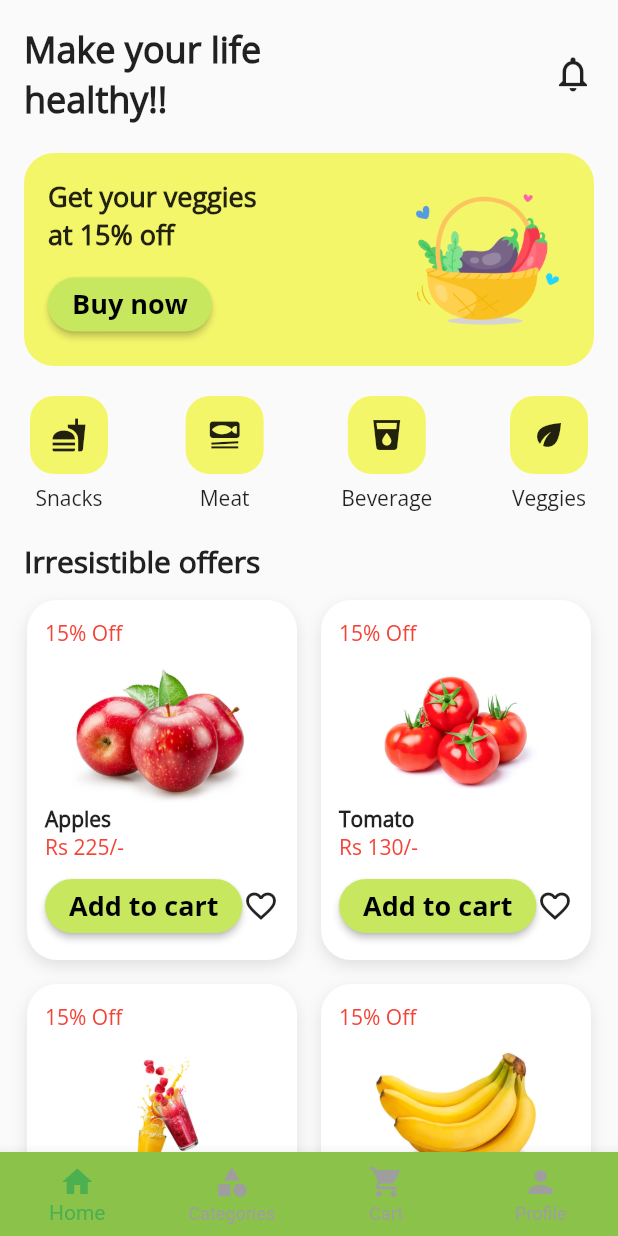
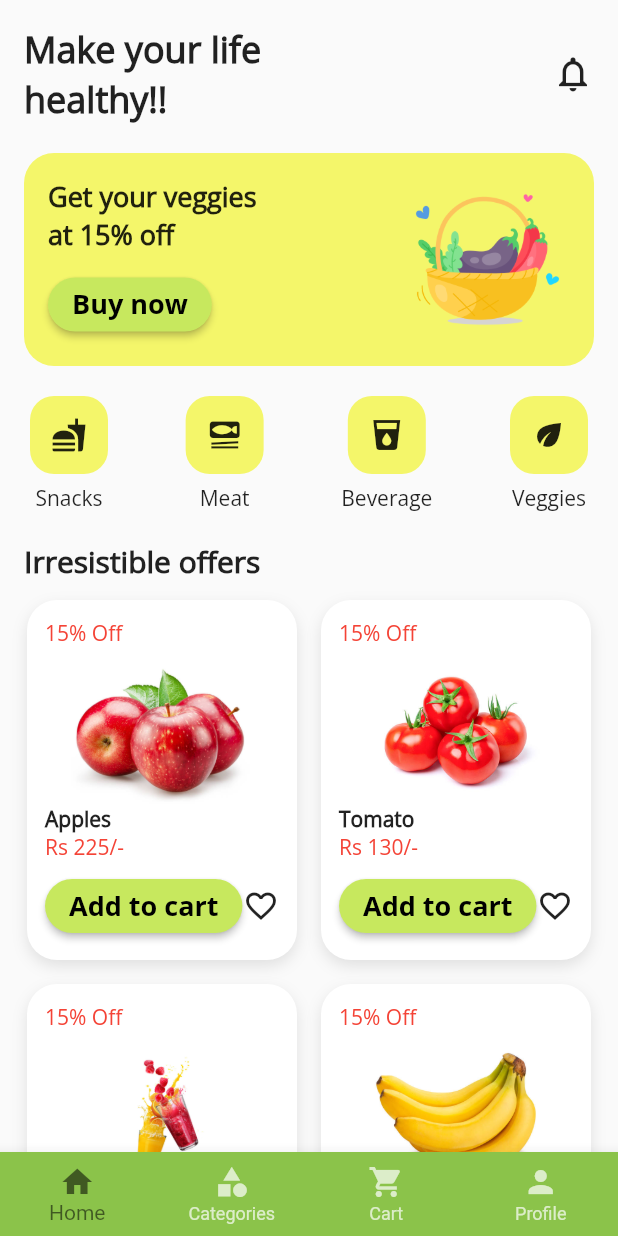
Before and after one commit to Sabyatakarki/mini_grocery_app, a Flutter app: the DashboardScreen screen opened directly, on a phone screen of 412 x 824 dp. Run offline on Flutter 3.47's test engine with Material 3 defaults, Android fonts, the phone set to English and light mode, and no system bars; our stand-ins replace connectivity_plus, dartz, dio, equatable, flutter_riverpod, flutter_secure_storage and 3 more; missing offline and left inert: dio_smart_retry; accounts and stored records are empty; Roboto replaces fonts that are missing (OpenSans-Bold, OpenSans-Regular).

Commit message:
sprint 4 code fixed

```diff
--- a/lib/screens/dashboard_screen.dart
+++ b/lib/screens/dashboard_screen.dart
@@ -24,14 +24,14 @@ class _DashboardScreenState extends State<DashboardScreen> {
   @override
   Widget build(BuildContext context) {
     return Scaffold(
-      // ❌ no AppBar here (HomeScreen handles UI)
+      //appbar chaiye yeta code lekhne
       body: screens[_selectedIndex],
 
       bottomNavigationBar: BottomNavigationBar(
         type: BottomNavigationBarType.fixed,
         currentIndex: _selectedIndex,
-        selectedItemColor: Colors.green,
-        unselectedItemColor: Colors.grey,
+        selectedItemColor: Colors.black54,
+        unselectedItemColor: Colors.white70,
 
         onTap: (index) {
           setState(() {
```
